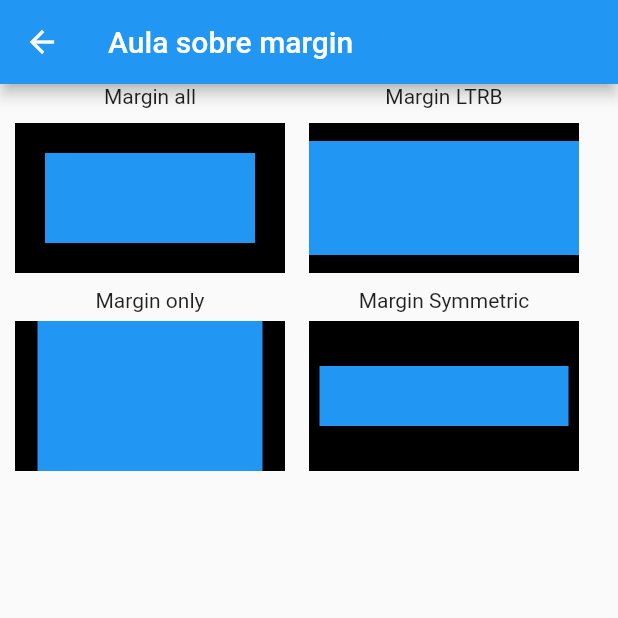
After one commit to pdr-dev71/widgets-curso-flutter-jamilton, a Flutter app: the MarginExamples screen opened by its route, on a phone screen of 412 x 824 dp, the top half of it. The commit adds this screen. Run offline on Flutter 3.47's test engine with Material 2 defaults, Android fonts, the phone set to English and light mode, and no system bars.

Commit message:
added margin aula

```diff
--- /dev/null
+++ b/lib/aula_margin.dart
@@ -0,0 +1,79 @@
+import 'package:flutter/material.dart';
+
+class MarginExamples extends StatelessWidget {
+  const MarginExamples({Key? key}) : super(key: key);
+
+  @override
+  Widget build(BuildContext context) {
+    return Scaffold(
+      appBar: AppBar(
+        title: const Text('Aula sobre margin'),
+      ),
+      body: Row(
+        children: [
+          Column(
+            children: [
+              const Text('Margin all'),
+              Container(
+                margin: const EdgeInsets.all(10),
+                width: 180,
+                height: 100,
+                color: Colors.black,
+                child: Container(
+                  margin: const EdgeInsets.all(20),
+                  width: 90,
+                  height: 50,
+                  color: Colors.blue,
+                ),
+              ),
+              const Text('Margin only'),
+              Container(
+                margin: const EdgeInsets.only(top: 6, bottom: 10),
+                width: 180,
+                height: 100,
+                color: Colors.black,
+                child: Container(
+                  margin: const EdgeInsets.only(left: 15, right: 15),
+                  width: 90,
+                  height: 50,
+                  color: Colors.blue,
+                ),
+              )
+            ],
+          ),
+          Column(
+            children: [
+              const Text('Margin LTRB'),
+              Container(
+                margin: const EdgeInsets.fromLTRB(5, 10, 5, 10),
+                width: 180,
+                height: 100,
+                color: Colors.black,
+                child: Container(
+                  margin: const EdgeInsets.fromLTRB(0, 12, 0, 12),
+                  width: 90,
+                  height: 50,
+                  color: Colors.blue,
+                ),
+              ),
+              const Text('Margin Symmetric'),
+              Container(
+                margin: const EdgeInsets.symmetric(vertical: 6, horizontal: 6),
+                width: 180,
+                height: 100,
+                color: Colors.black,
+                child: Container(
+                  margin:
+                      const EdgeInsets.symmetric(vertical: 30, horizontal: 7),
+                  width: 90,
+                  height: 50,
+                  color: Colors.blue,
+                ),
+              )
+            ],
+          ),
+        ],
+      ),
+    );
+  }
+}
--- a/lib/main.dart
+++ b/lib/main.dart
@@ -1,6 +1,7 @@
 import 'package:flutter/material.dart';
 import 'package:widgets_examples/aula_buttons.dart';
 import 'package:widgets_examples/aula_column_and_row.dart';
+import 'package:widgets_examples/aula_margin.dart';
 import 'package:widgets_examples/aula_padding.dart';
 import 'package:widgets_examples/aula_text_format.dart';
 
@@ -25,7 +26,8 @@ class _MyAppState extends State<MyApp> {
         'Column': (context) => const ColumnAndRow(),
         'Text': ((context) => const FormatacaoTexto()),
         'Buttons': ((context) => const Buttons()),
-        'Padding': ((context) => const PaddingExample())
+        'Padding': ((context) => const PaddingExample()),
+        'Margin': ((context) => const MarginExamples()),
       },
     );
   }
@@ -71,6 +73,12 @@ class _HomeState extends State<Home> {
               onTap: () => Navigator.of(context).pushNamed('Padding'),
             ),
           ),
+          Card(
+            child: ListTile(
+              title: const Text('Aula sobre Margin'),
+              onTap: () => Navigator.of(context).pushNamed('Margin'),
+            ),
+          ),
         ],
       ),
     );
```
